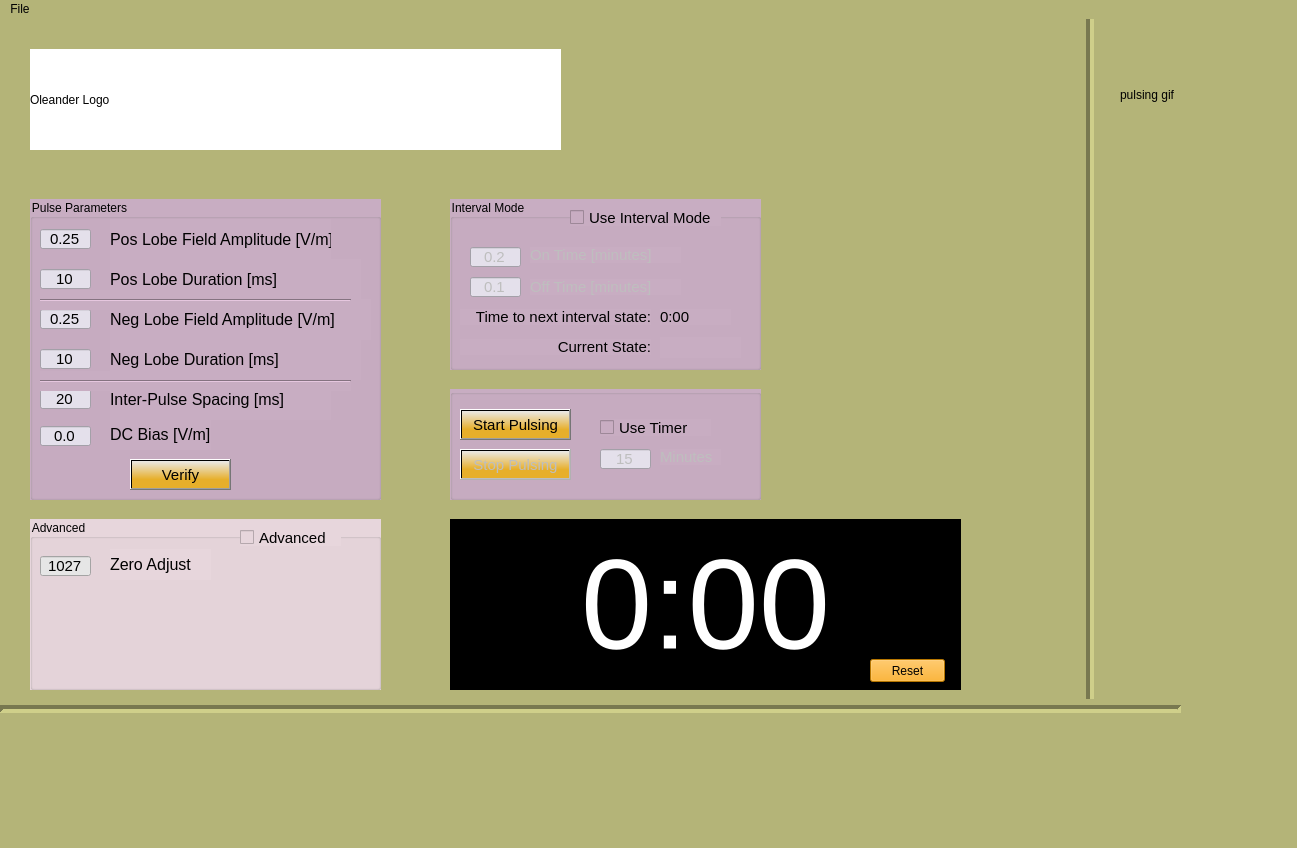
Qt form UI_MainWindow.ui (mallozzi/PythonUI) before a commit.
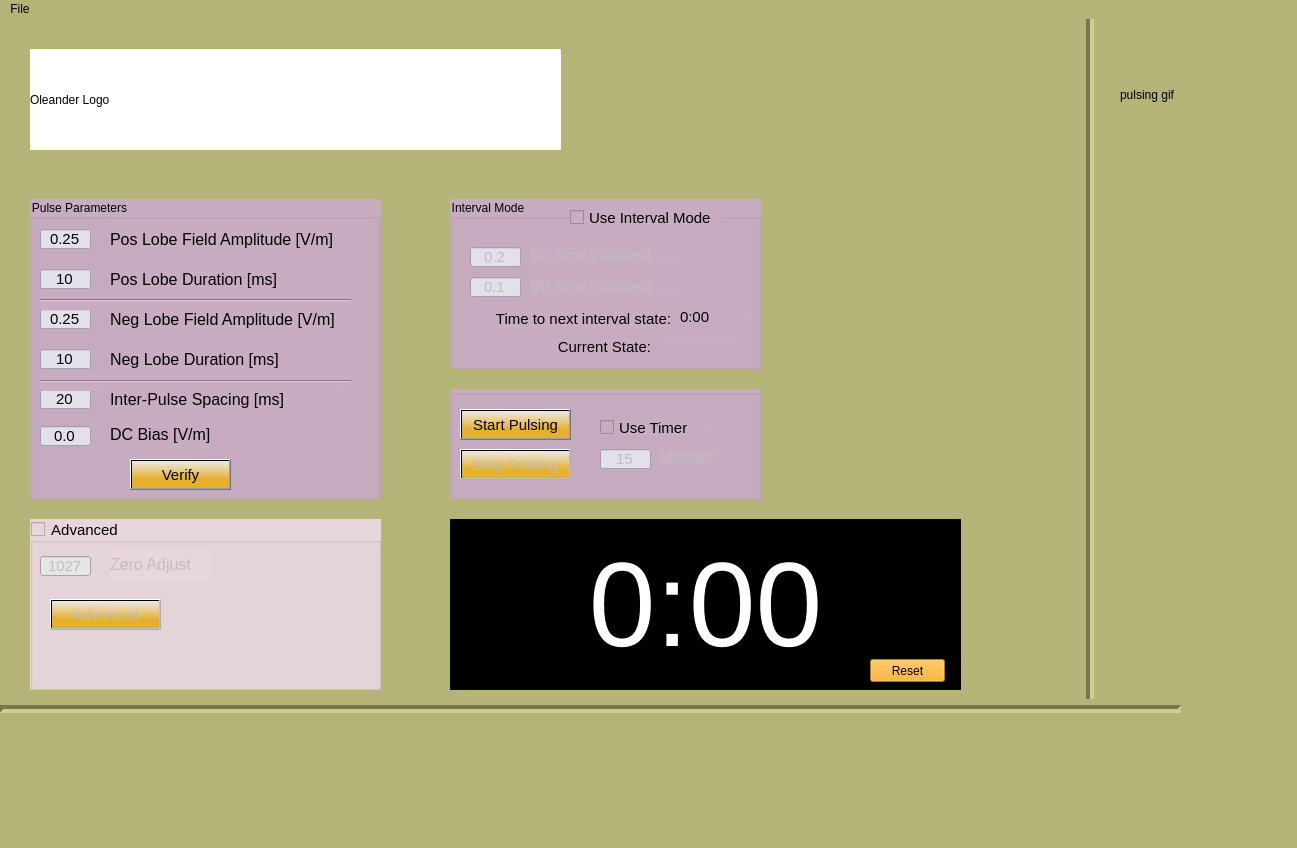
The same form after that commit.

Diff of the .ui file:
```diff
--- a/UI_MainWindow.ui
+++ b/UI_MainWindow.ui
@@ -60,7 +60,7 @@
       <rect>
        <x>80</x>
        <y>20</y>
-       <width>221</width>
+       <width>261</width>
        <height>41</height>
       </rect>
      </property>
@@ -666,6 +666,11 @@
       </disabled>
      </palette>
     </property>
+    <property name="font">
+     <font>
+      <pointsize>11</pointsize>
+     </font>
+    </property>
     <property name="styleSheet">
      <string notr="true">background-color: rgb(231,214,220);
 </string>
@@ -676,24 +681,12 @@
     <property name="flat">
      <bool>true</bool>
     </property>
-    <widget class="QCheckBox" name="cB_AdvancedControls">
-     <property name="geometry">
-      <rect>
-       <x>210</x>
-       <y>10</y>
-       <width>101</width>
-       <height>17</height>
-      </rect>
-     </property>
-     <property name="font">
-      <font>
-       <pointsize>11</pointsize>
-      </font>
-     </property>
-     <property name="text">
-      <string>Advanced</string>
-     </property>
-    </widget>
+    <property name="checkable">
+     <bool>true</bool>
+    </property>
+    <property name="checked">
+     <bool>false</bool>
+    </property>
     <widget class="QLineEdit" name="txEd_zeroAdjust">
      <property name="geometry">
       <rect>
@@ -743,6 +736,27 @@
       <bool>false</bool>
      </property>
     </widget>
+    <widget class="QPushButton" name="pB_advancedConfig">
+     <property name="geometry">
+      <rect>
+       <x>20</x>
+       <y>80</y>
+       <width>111</width>
+       <height>31</height>
+      </rect>
+     </property>
+     <property name="font">
+      <font>
+       <pointsize>11</pointsize>
+      </font>
+     </property>
+     <property name="styleSheet">
+      <string notr="true">background-color: qlineargradient(spread:pad, x1:0.988455, y1:0.693, x2:1, y2:0, stop:0 rgba(231, 175, 42, 255), stop:1 rgba(234, 234, 234, 255));</string>
+     </property>
+     <property name="text">
+      <string>Advanced</string>
+     </property>
+    </widget>
    </widget>
    <widget class="QLabel" name="lbl_gif">
     <property name="geometry">
@@ -800,7 +814,7 @@
     </property>
     <property name="font">
      <font>
-      <pointsize>96</pointsize>
+      <pointsize>90</pointsize>
       <weight>50</weight>
       <bold>false</bold>
      </font>
@@ -989,8 +1003,8 @@
       <rect>
        <x>10</x>
        <y>110</y>
-       <width>191</width>
-       <height>16</height>
+       <width>211</width>
+       <height>20</height>
       </rect>
      </property>
      <property name="font">
@@ -1008,7 +1022,7 @@
     <widget class="QLabel" name="lbl_intervalTime">
      <property name="geometry">
       <rect>
-       <x>210</x>
+       <x>230</x>
        <y>110</y>
        <width>71</width>
        <height>16</height>
```
Left out of the diff: 34 changed lines with no effect on the pictures.
